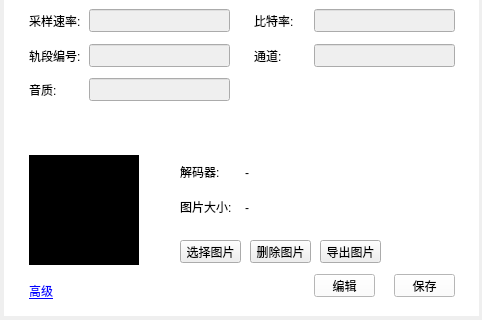
The window that TTKModule/TTKWidget/musicUiKits/musicToolsetsKits/musicfileinformationwidget.ui (Greedysky/TTKMusicPlayer) describes before a commit, drawn with Qt 5; both pictures show x 0 to 482 and y 250 to 570 of the 482 by 570 pixel window.
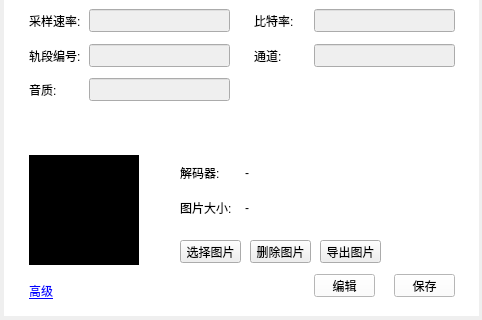
The same window after the commit. Custom widgets are drawn as their Qt base class.

```diff
--- a/TTKModule/TTKWidget/musicUiKits/musicToolsetsKits/musicfileinformationwidget.ui
+++ b/TTKModule/TTKWidget/musicUiKits/musicToolsetsKits/musicfileinformationwidget.ui
@@ -589,7 +589,7 @@
      <x>180</x>
      <y>410</y>
      <width>54</width>
-     <height>23</height>
+     <height>25</height>
     </rect>
    </property>
    <property name="text">
@@ -618,7 +618,7 @@
      <x>180</x>
      <y>445</y>
      <width>54</width>
-     <height>23</height>
+     <height>25</height>
     </rect>
    </property>
    <property name="text">
```
